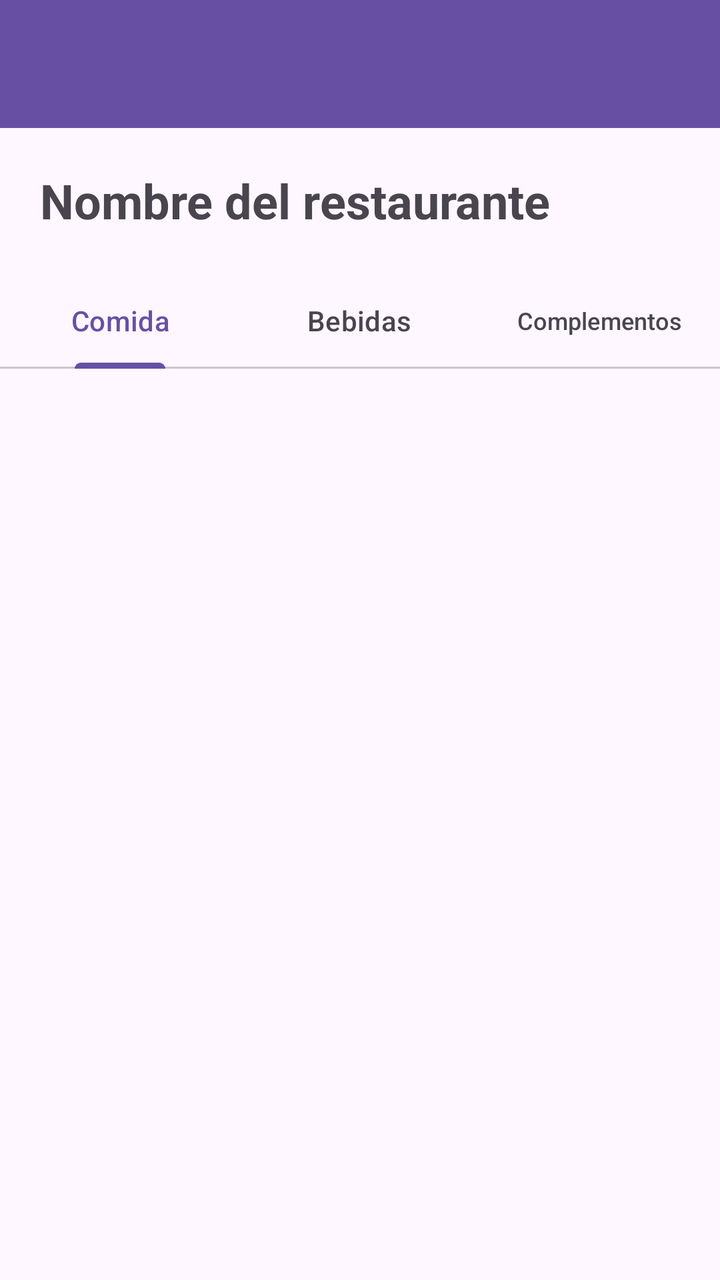
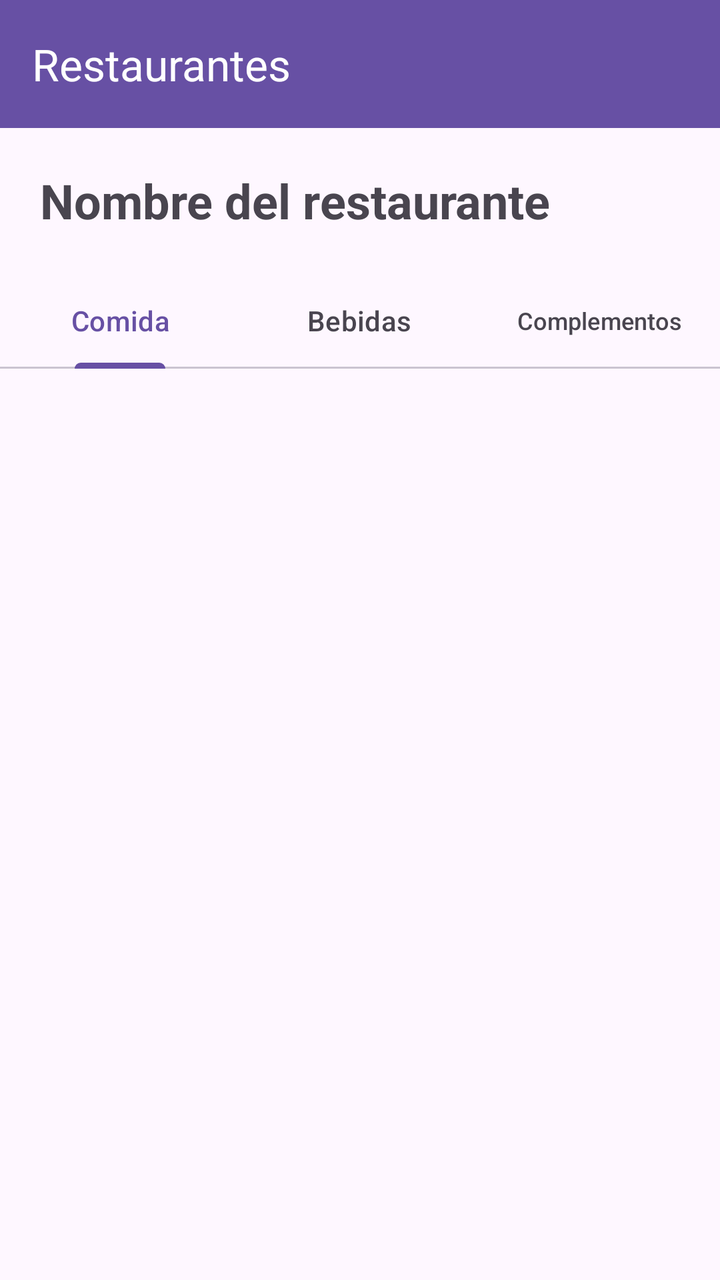

Before-and-after screenshots of an Android layout around one commit, followed by the original layout XML and the change that was made.
<!-- AndroidManifest.xml: application theme Theme.RestaurantesMexico -->
<!-- res/layout/activity_menu.xml -->
<?xml version="1.0" encoding="utf-8"?>
<LinearLayout
    xmlns:android="http://schemas.android.com/apk/res/android"
    xmlns:app="http://schemas.android.com/apk/res-auto"
    android:layout_width="match_parent"
    android:layout_height="match_parent"
    android:orientation="vertical">

    <androidx.appcompat.widget.Toolbar
        android:id="@+id/toolbarMenu"
        android:layout_width="match_parent"
        android:layout_height="?attr/actionBarSize"
        android:background="?attr/colorPrimary"
        android:theme="@style/ThemeOverlay.AppCompat.Dark.ActionBar" />

    <TextView
        android:id="@+id/txtNombreRestaurante"
        android:layout_width="match_parent"
        android:layout_height="wrap_content"
        android:text="Nombre del restaurante"
        android:textSize="24sp"
        android:textStyle="bold"
        android:padding="20dp"/>


    <com.google.android.material.tabs.TabLayout
        android:id="@+id/tabLayout"
        android:layout_width="match_parent"
        android:layout_height="wrap_content"
        app:tabMode="fixed"
        app:tabGravity="fill">

        <com.google.android.material.tabs.TabItem
            android:layout_width="wrap_content"
            android:layout_height="wrap_content"
            android:text="Comida"/>

        <com.google.android.material.tabs.TabItem
            android:layout_width="wrap_content"
            android:layout_height="wrap_content"
            android:text="Bebidas"/>

        <com.google.android.material.tabs.TabItem
            android:layout_width="wrap_content"
            android:layout_height="wrap_content"
            android:text="Complementos"/>

    </com.google.android.material.tabs.TabLayout>

    <androidx.viewpager2.widget.ViewPager2
        android:id="@+id/viewPager"
        android:layout_width="match_parent"
        android:layout_height="0dp"
        android:layout_weight="1"/>

</LinearLayout>
<!-- resources referenced by this layout -->
<resources>
  <style name="Theme.RestaurantesMexico" parent="Base.Theme.RestaurantesMexico" />
  <style name="Base.Theme.RestaurantesMexico" parent="Theme.Material3.DayNight.NoActionBar">
          
          
      </style>
</resources>

<!-- the commit's change to res/layout/activity_menu.xml (unified diff, before → after) -->
@@ -5,13 +5,9 @@
     android:layout_width="match_parent"
     android:layout_height="match_parent"
     android:orientation="vertical">
+    <include
+        layout="@layout/toolbar_personalizada"/>
 
-    <androidx.appcompat.widget.Toolbar
-        android:id="@+id/toolbarMenu"
-        android:layout_width="match_parent"
-        android:layout_height="?attr/actionBarSize"
-        android:background="?attr/colorPrimary"
-        android:theme="@style/ThemeOverlay.AppCompat.Dark.ActionBar" />
 
     <TextView
         android:id="@+id/txtNombreRestaurante"
@@ -54,3 +50,16 @@
         android:layout_weight="1"/>
 
 </LinearLayout>
+<!-- res/layout/toolbar_personalizada.xml (included above) -->
+<?xml version="1.0" encoding="utf-8"?>
+<com.google.android.material.appbar.MaterialToolbar
+    xmlns:android="http://schemas.android.com/apk/res/android"
+    xmlns:app="http://schemas.android.com/apk/res-auto"
+    android:id="@+id/toolbar"
+    android:layout_width="match_parent"
+    android:layout_height="?attr/actionBarSize"
+    android:background="?attr/colorPrimary"
+    app:title="Restaurantes"
+    app:titleTextColor="@android:color/white"
+    app:navigationIconTint="@android:color/white"
+    app:popupTheme="@style/ThemeOverlay.AppCompat.Light"/>
